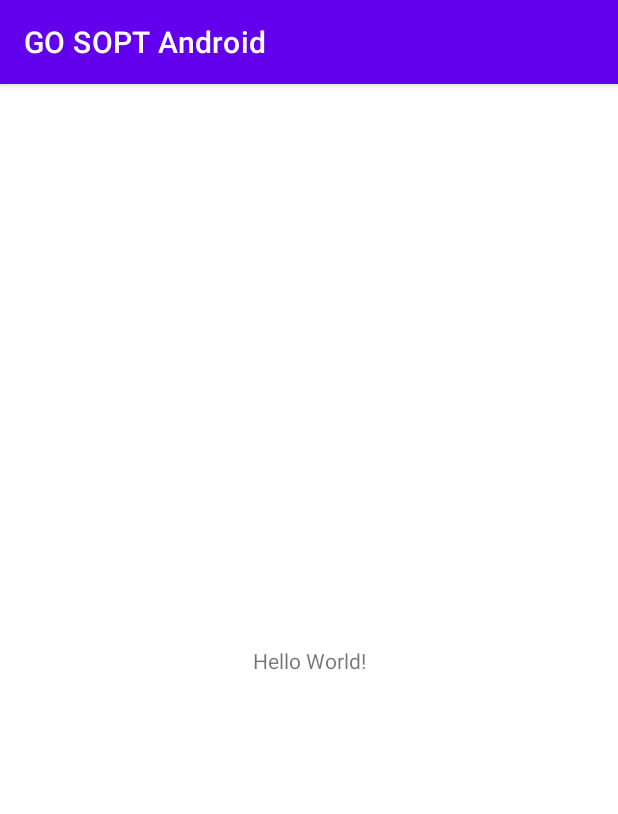
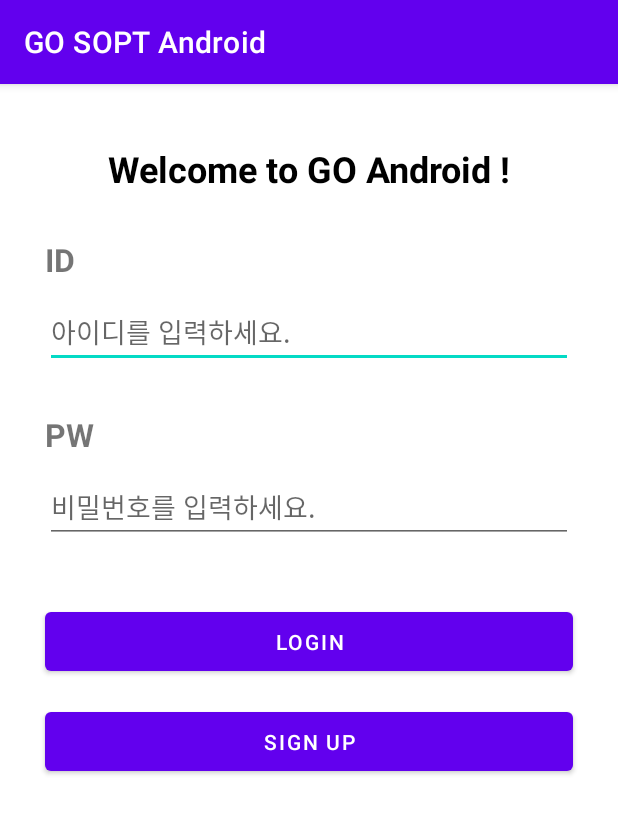
Before and after one commit to GO-SOPT-ANDROID/seohyeon-shin, an Android app: the screen it shows after launch (MainActivity before the commit, LoginActivity after it), on a phone screen of 412 x 824 dp. Shown: the top 814 px of the screen. Run offline under Robolectric (Android 15) with nearby library versions, the phone set to English and light mode, and no system bars.

Commit message:
[Feat] 필수과제 로그인,회원가입,프로필 화면 추가

```diff
--- a/app/build.gradle
+++ b/app/build.gradle
@@ -10,7 +10,7 @@ android {
     defaultConfig {
         applicationId "org.android.go.sopt"
         minSdk 28
-        targetSdk 32
+        targetSdk 33
         versionCode 1
         versionName "1.0"
 
--- /dev/null
+++ b/app/src/main/java/org/android/go/sopt/LoginActivity.kt
@@ -0,0 +1,58 @@
+package org.android.go.sopt
+
+import android.content.Intent
+import android.os.Bundle
+import android.util.Log
+import android.widget.Toast
+import androidx.activity.result.ActivityResultLauncher
+import androidx.activity.result.contract.ActivityResultContracts
+import androidx.appcompat.app.AppCompatActivity
+import org.android.go.sopt.databinding.ActivityLoginBinding
+
+class LoginActivity : AppCompatActivity() {
+    lateinit var binding:ActivityLoginBinding
+    private lateinit var resultLauncher: ActivityResultLauncher<Intent>
+    private var mId:String?=null
+    private var mPw:String?=null
+    private var mName:String?=null
+    private var mSpe:String?=null
+    override fun onCreate(savedInstanceState: Bundle?) {
+        super.onCreate(savedInstanceState)
+        binding = ActivityLoginBinding.inflate(layoutInflater)
+        setContentView(binding.root)
+
+        resultLauncher = registerForActivityResult(ActivityResultContracts.StartActivityForResult()){ result ->
+            if(result.resultCode == RESULT_OK){
+                mId = result.data?.getStringExtra("ID")
+                mPw = result.data?.getStringExtra("PW")
+                mName=result.data?.getStringExtra("NAME")
+                mSpe=result.data?.getStringExtra("SPE")
+                Log.e("data 값", mId + mPw + mName+mSpe)
+            }
+        }
+
+        setSignUp()
+        clickLogin()
+    }
+    private fun clickLogin(){
+        with(binding){
+            btnLogin.setOnClickListener {
+                if (mId.equals(etId.text.toString()) && mPw.equals(etPw.text.toString())){
+                    Toast.makeText(this@LoginActivity, "로그인에 성공했습니다.", Toast.LENGTH_SHORT).show()
+                    Intent(this@LoginActivity,ProfileActivity::class.java).apply{
+                        putExtra("name",mName)
+                        putExtra("spe",mSpe)
+                        startActivity(this)
+                    }
+                }
+            }
+        }
+    }
+    private fun setSignUp(){
+        with(binding){
+            btnSignup.setOnClickListener {
+                resultLauncher.launch(Intent(this@LoginActivity,SignUpActivity::class.java))
+            }
+        }
+    }
+}
--- /dev/null
+++ b/app/src/main/res/layout/activity_login.xml
@@ -0,0 +1,91 @@
+<?xml version="1.0" encoding="utf-8"?>
+<androidx.constraintlayout.widget.ConstraintLayout xmlns:android="http://schemas.android.com/apk/res/android"
+    android:layout_width="match_parent"
+    android:layout_height="match_parent"
+    xmlns:app="http://schemas.android.com/apk/res-auto">
+    <TextView
+        android:id="@+id/tv_title"
+        android:layout_width="match_parent"
+        android:layout_height="wrap_content"
+        android:text="@string/welcome_to_go_android"
+        android:textColor="@color/black"
+        android:textSize="24sp"
+        android:textStyle="bold"
+        android:gravity="center"
+        android:layout_marginHorizontal="30dp"
+        app:layout_constraintTop_toTopOf="parent"
+        app:layout_constraintStart_toStartOf="parent"
+        app:layout_constraintEnd_toEndOf="parent"
+        android:layout_marginTop="40dp" />
+
+    <TextView
+        android:id="@+id/tv_id"
+        android:layout_width="wrap_content"
+        android:layout_height="wrap_content"
+        android:text="@string/id"
+        android:textSize="21sp"
+        android:textStyle="bold"
+        android:layout_marginTop="30dp"
+        app:layout_constraintTop_toBottomOf="@id/tv_title"
+        app:layout_constraintStart_toStartOf="parent"
+        android:layout_marginHorizontal="30dp"/>
+    <EditText
+        android:id="@+id/et_id"
+        android:layout_width="0dp"
+        android:layout_height="wrap_content"
+        app:layout_constraintStart_toStartOf="parent"
+        app:layout_constraintEnd_toEndOf="parent"
+        app:layout_constraintTop_toBottomOf="@id/tv_id"
+        android:layout_marginTop="10dp"
+        android:layout_marginHorizontal="30dp"
+        android:hint="@string/et_hint_id" />
+
+    <TextView
+        android:id="@+id/tv_pw"
+        android:layout_width="wrap_content"
+        android:layout_height="wrap_content"
+        android:text="@string/pw"
+        android:textSize="21sp"
+        android:textStyle="bold"
+        android:layout_marginTop="30dp"
+        app:layout_constraintTop_toBottomOf="@id/et_id"
+        app:layout_constraintStart_toStartOf="parent"
+        android:layout_marginHorizontal="30dp"/>
+
+    <EditText
+        android:id="@+id/et_pw"
+        android:layout_width="0dp"
+        android:layout_height="wrap_content"
+        app:layout_constraintTop_toBottomOf="@id/tv_pw"
+        android:layout_marginTop="10dp"
+        app:layout_constraintStart_toStartOf="parent"
+        app:layout_constraintEnd_toEndOf="parent"
+        android:layout_marginHorizontal="30dp"
+        android:inputType="textPassword"
+        android:hint="@string/et_hint_pw"/>
+
+    <Button
+        android:id="@+id/btn_login"
+        android:layout_width="0dp"
+        android:layout_height="wrap_content"
+        android:layout_marginHorizontal="30dp"
+        android:text="@string/login"
+        android:layout_marginTop="40dp"
+        android:paddingVertical="10dp"
+        app:layout_constraintTop_toBottomOf="@id/et_pw"
+        app:layout_constraintStart_toStartOf="parent"
+        app:layout_constraintEnd_toEndOf="parent"/>
+
+    <Button
+        android:id="@+id/btn_signup"
+        android:layout_width="0dp"
+        android:layout_height="wrap_content"
+        android:layout_marginHorizontal="30dp"
+        android:text="@string/sign_up"
+        android:layout_marginTop="15dp"
+        android:paddingVertical="10dp"
+        app:layout_constraintTop_toBottomOf="@id/btn_login"
+        app:layout_constraintStart_toStartOf="parent"
+        app:layout_constraintEnd_toEndOf="parent"/>
+
+</androidx.constraintlayout.widget.ConstraintLayout>
--- a/app/src/main/res/values/strings.xml
+++ b/app/src/main/res/values/strings.xml
@@ -1,3 +1,18 @@
 <resources>
     <string name="app_name">GO SOPT Android</string>
+    <string name="hello">Hello world!</string>
+    <string name="welcome_to_go_android">Welcome to GO Android !</string>
+    <string name="id">ID</string>
+    <string name="et_hint_id">아이디를 입력하세요.</string>
+    <string name="et_hint_pw">비밀번호를 입력하세요.</string>
+    <string name="login">LOGIN</string>
+    <string name="pw">PW</string>
+    <string name="sign_up">SIGN UP</string>
+    <string name="specialty">특기:</string>
+    <string name="name">이름:</string>
+    <string name="tv_name">이름</string>
+    <string name="et_name">이름을 입력하세요.</string>
+    <string name="tv_specialty">특기</string>
+    <string name="et_specialty">특기를 입력하세요.</string>
+    <string name="confirm_signup">회원가입 완료</string>
 </resources>
--- a/build.gradle
+++ b/build.gradle
@@ -1,6 +1,6 @@
 // Top-level build file where you can add configuration options common to all sub-projects/modules.
 plugins {
-    id 'com.android.application' version '7.4.1' apply false
-    id 'com.android.library' version '7.4.1' apply false
+    id 'com.android.application' version '7.3.1' apply false
+    id 'com.android.library' version '7.3.1' apply false
     id 'org.jetbrains.kotlin.android' version '1.8.0' apply false
 }
```
Also changed, not shown: app/src/main/AndroidManifest.xml (+7 -1 lines), app/src/main/java/org/android/go/sopt/MainActivity.kt (+15 -1 lines), app/src/main/java/org/android/go/sopt/ProfileActivity.kt (added, +26 -0 lines), app/src/main/java/org/android/go/sopt/SignUpActivity.kt (added, +42 -0 lines), app/src/main/res/layout/activity_main.xml (+83 -8 lines), app/src/main/res/layout/activity_profile.xml (added, +58 -0 lines), app/src/main/res/layout/activity_signup.xml (added, +129 -0 lines), app/src/main/res/drawable-v24/iv_cat.jpg (added), gradle/wrapper/gradle-wrapper.properties.
